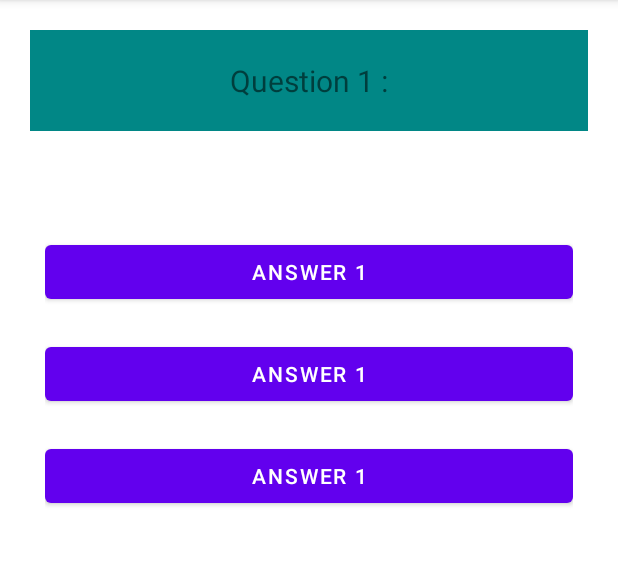
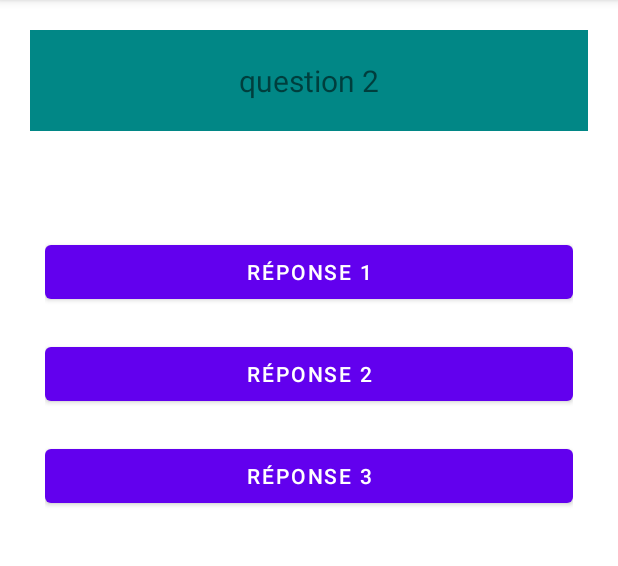
Before and after one commit to knightmar/knightQuizz, an Android app: the GameActivity screen opened directly, with no data from a screen before it, on a phone screen of 412 x 824 dp, the part 84-650 px from its top. Run offline under Robolectric (Android 15) with nearby library versions, the phone set to English and light mode, and no system bars.

Commit message:
add question gestion

```diff
--- a/app/src/main/java/fr/knightmar/knightquizz/GameActivity.java
+++ b/app/src/main/java/fr/knightmar/knightquizz/GameActivity.java
@@ -1,21 +1,86 @@
 package fr.knightmar.knightquizz;
+
+import android.os.Bundle;
+import android.view.View;
+import android.widget.Button;
+import android.widget.TextView;
 
 import androidx.appcompat.app.AppCompatActivity;
 
-import android.os.Bundle;
-import android.widget.Button;
-import android.widget.TextView;
+import fr.knightmar.knightquizz.utils.Questions;
 
 public class GameActivity extends AppCompatActivity {
-    protected TextView question;
-    protected Button answer1;
-    protected Button answer2;
-    protected Button answer3;
+    protected TextView questionText;
+    protected Button answer1Btn;
+    protected Button answer2Btn;
+    protected Button answer3Btn;
+    Questions question;
+    private Boolean isCorrect = null;
 
     @Override
     protected void onCreate(Bundle savedInstanceState) {
         super.onCreate(savedInstanceState);
         setContentView(R.layout.activity_game);
 
+        questionText = findViewById(R.id.question);
+        answer1Btn = findViewById(R.id.answer1Btn);
+        answer2Btn = findViewById(R.id.answer2Btn);
+        answer3Btn = findViewById(R.id.answer3Btn);
+
+        int nbQuestion = 0;
+        question = showQuestion();
+
+        answer1Btn.setOnClickListener(new View.OnClickListener() {
+            @Override
+            public void onClick(View view) {
+                isCorrect = testAnswer(answer1Btn);
+                if (isCorrect) {
+                    System.out.println("knightmarApp : correct answer");
+                } else {
+                    System.out.println("knightmarApp : not correct answer");
+                }
+            }
+        });
+
+        answer2Btn.setOnClickListener(new View.OnClickListener() {
+            @Override
+            public void onClick(View view) {
+                isCorrect = testAnswer(answer2Btn);
+                if (isCorrect) {
+                    System.out.println("knightmarApp : correct answer");
+                } else {
+                    System.out.println("knightmarApp : not correct answer");
+                }
+            }
+        });
+
+        answer3Btn.setOnClickListener(new View.OnClickListener() {
+            @Override
+            public void onClick(View view) {
+                isCorrect = testAnswer(answer3Btn);
+                if (isCorrect) {
+                    System.out.println("knightmarApp : correct answer");
+                } else {
+                    System.out.println("knightmarApp : not correct answer");
+                }
+            }
+        });
+
+    }
+
+    private Questions showQuestion() {
+        Questions question = Questions.random();
+        questionText.setText(question.getQuestion());
+        answer1Btn.setText(question.getAnswer1());
+        answer2Btn.setText(question.getAnswer2());
+        answer3Btn.setText(question.getAnswer3());
+        return question;
+    }
+
+    private boolean testAnswer(Button answerButton) {
+        if (question != null)
+            return answerButton.getText() == question.getCorrectAnswer();
+        else
+            return false;
     }
 }
--- a/app/src/main/res/layout/activity_game.xml
+++ b/app/src/main/res/layout/activity_game.xml
@@ -1,21 +1,22 @@
 <?xml version="1.0" encoding="utf-8"?>
 <LinearLayout xmlns:android="http://schemas.android.com/apk/res/android"
-    xmlns:app="http://schemas.android.com/apk/res-auto"
     xmlns:tools="http://schemas.android.com/tools"
     android:layout_width="match_parent"
+    android:background="@color/white"
 
     android:layout_height="match_parent"
     android:orientation="vertical"
     tools:context=".GameActivity">
 
     <TextView
+        android:id="@+id/question"
         android:layout_width="match_parent"
         android:layout_height="wrap_content"
         android:layout_margin="20dp"
+        android:background="@color/teal_700"
         android:gravity="center"
         android:paddingTop="20dp"
         android:paddingBottom="20dp"
-        android:background="@color/teal_700"
 
         android:text="Question 1 :"
 
@@ -31,12 +32,16 @@
 
 
         <Button
+            android:id="@+id/answer1Btn"
+
             android:layout_width="match_parent"
             android:layout_height="wrap_content"
             android:layout_marginTop="20dp"
             android:text="Answer 1" />
 
         <Button
+            android:id="@+id/answer2Btn"
+
             android:layout_width="match_parent"
             android:layout_height="wrap_content"
             android:layout_marginTop="20dp"
@@ -44,6 +49,8 @@
             android:text="Answer 1" />
 
         <Button
+            android:id="@+id/answer3Btn"
+
             android:layout_width="match_parent"
             android:layout_height="wrap_content"
             android:layout_marginTop="20dp"
```
Also changed, not shown: app/src/main/java/fr/knightmar/knightquizz/utils/Questions.java (+11 -2 lines).
